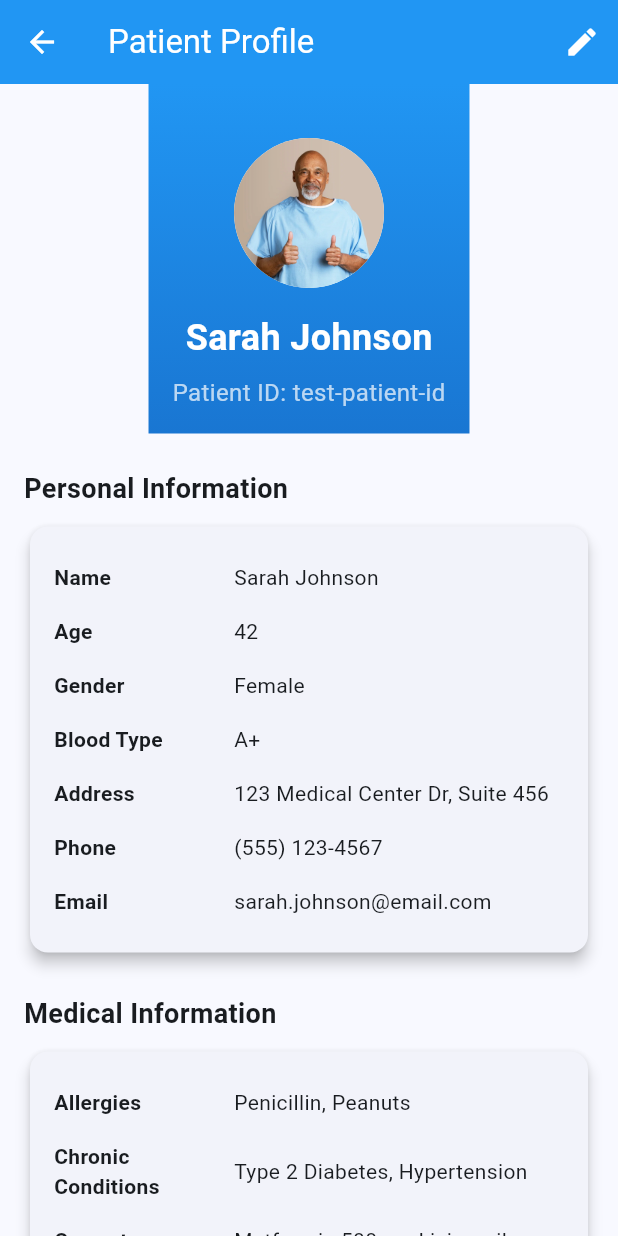
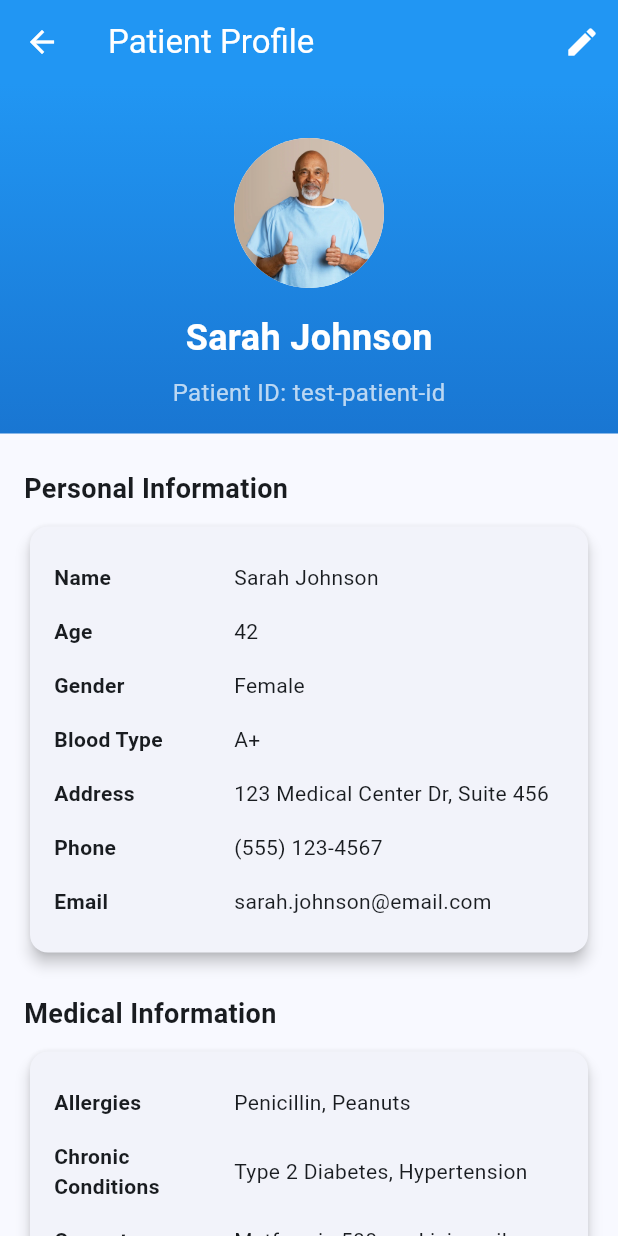
Before and after one commit to rajni2002491/Patient_Hackathon, a Flutter app: the PatientProfileScreen screen opened by its route, on a phone screen of 412 x 824 dp. Run offline on Flutter 3.47's test engine with Material 3 defaults, Android fonts, the phone set to English and light mode, and no system bars; our stand-ins replace firebase_auth, fl_chart, flutter_riverpod, google_sign_in, image_picker, shared_preferences and 1 more; accounts and stored records are empty.

```diff
--- a/flutter_application_1/lib/screens/patient_profile_screen.dart
+++ b/flutter_application_1/lib/screens/patient_profile_screen.dart
@@ -165,6 +165,8 @@ class _PatientProfileScreenState extends ConsumerState<PatientProfileScreen> {
         child: Column(
           children: [
             Container(
+              // height: 200,
+               width: double.infinity,
               padding: const EdgeInsets.all(16),
               decoration: BoxDecoration(
                 gradient: LinearGradient(
```
